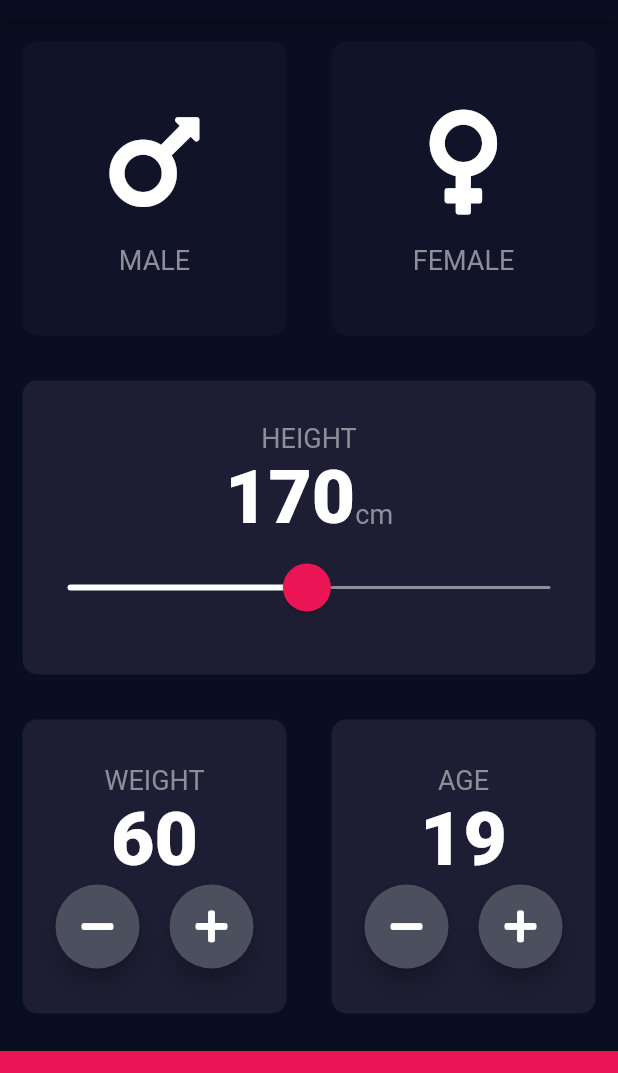
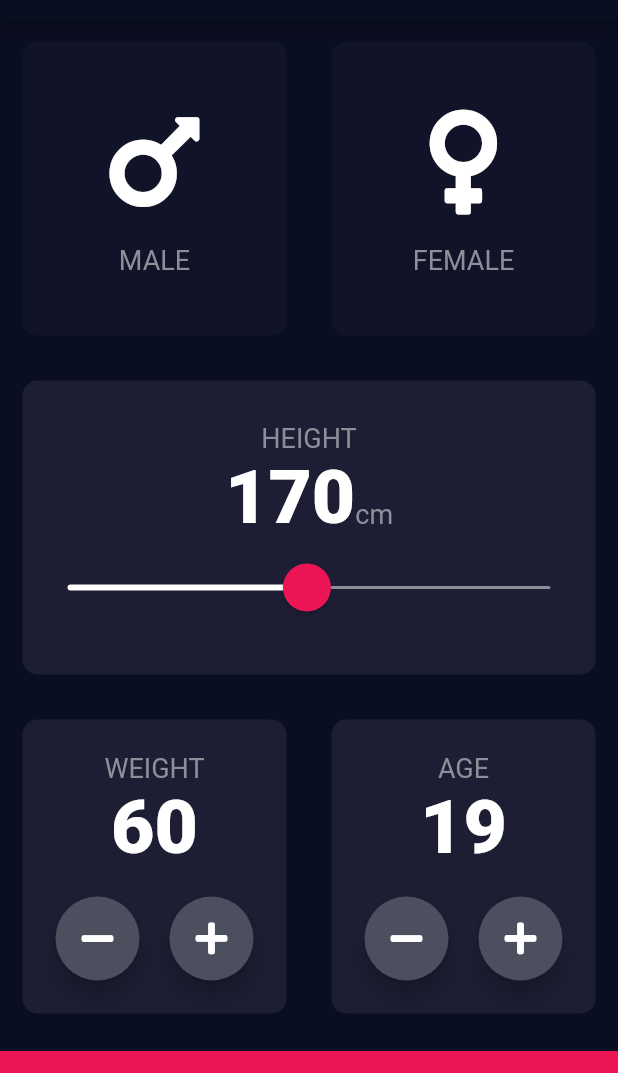
Before and after one commit to reymillenium/bmi_calculator_flutter_updated, a Flutter app: the screen it shows after launch, on a phone screen of 412 x 824 dp, the part 65-1138 px from its top. Run offline on Flutter 3.47's test engine with Material 2 defaults, Android fonts, the phone set to English and light mode, and no system bars; our stand-ins replace font_awesome_flutter.

Commit message:
Added some SizedBox between the age and weight value and the lower buttons on each age and weight card

```diff
--- a/lib/input_page.dart
+++ b/lib/input_page.dart
@@ -145,6 +145,9 @@ class _InputPageState extends State<InputPage> {
                           bmiCalculatorBrain.weight.toString(),
                           style: kHeightAmountTextStyle,
                         ),
+                        SizedBox(
+                          height: 16.0,
+                        ),
                         Row(
                           mainAxisAlignment: MainAxisAlignment.center,
                           children: [
@@ -186,6 +189,9 @@ class _InputPageState extends State<InputPage> {
                         Text(
                           bmiCalculatorBrain.age.toString(),
                           style: kHeightAmountTextStyle,
+                        ),
+                        SizedBox(
+                          height: 16.0,
                         ),
                         Row(
                           mainAxisAlignment: MainAxisAlignment.center,
```
